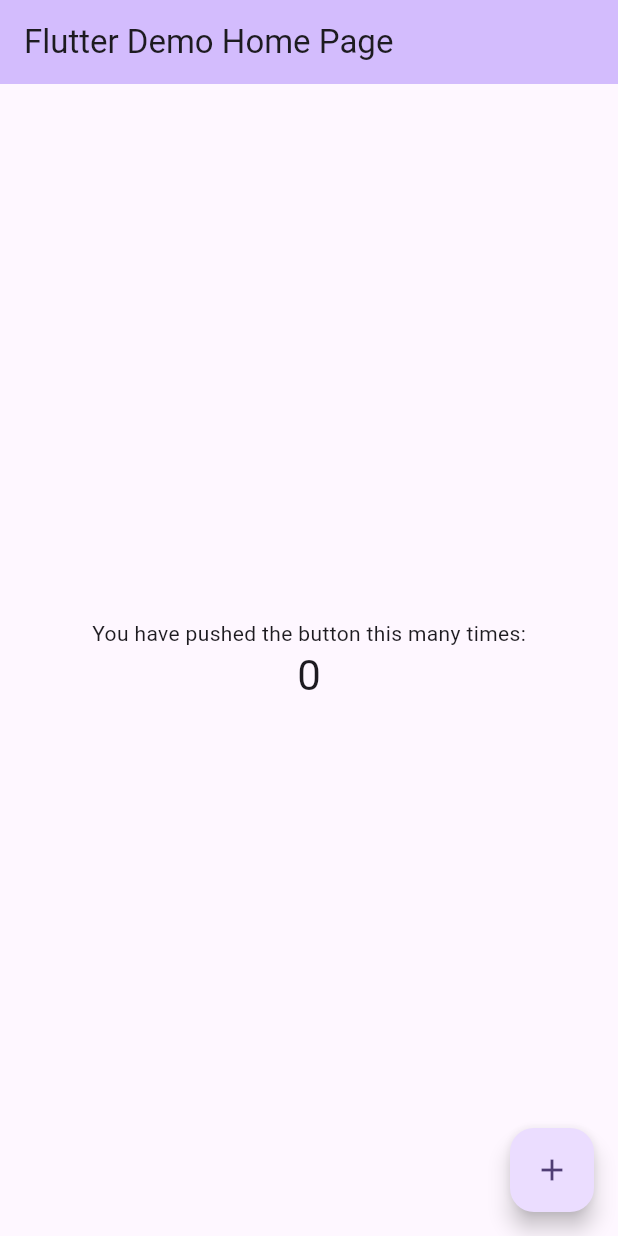
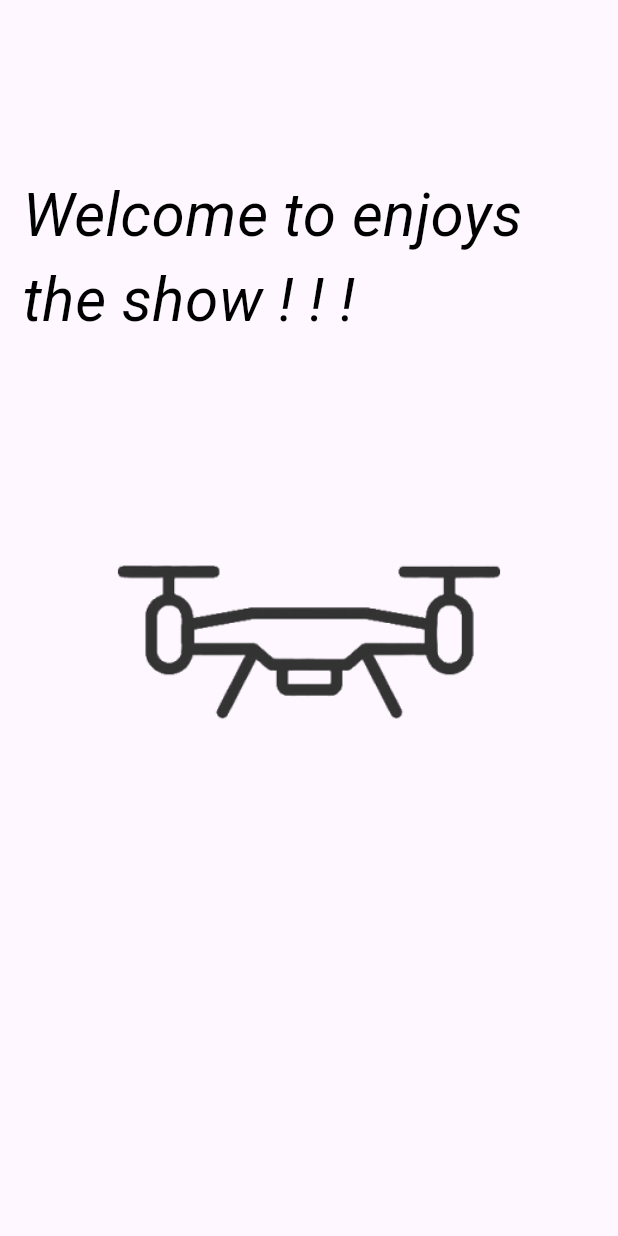
Before and after one commit to yikang44/drone, a Flutter app: the first screen one second after launch, on a phone screen of 412 x 824 dp. Run offline on Flutter 3.47's test engine with Material 3 defaults, Android fonts, the phone set to English and light mode, and no system bars.

Commit message:
Initial commit

```diff
--- /dev/null
+++ b/lib/home.dart
@@ -0,0 +1,26 @@
+import 'package:flutter/material.dart';
+
+class home extends StatefulWidget {
+  const home({super.key});
+
+  @override
+  State<home> createState() => _homeState();
+}
+
+class _homeState extends State<home> {
+  @override
+  Widget build(BuildContext context) {
+    return  Scaffold(
+      appBar: AppBar(
+        leading: Container(
+              child: Image.asset('assets/images/vector.png',width: 20,height: 20,),
+            ),
+      ),
+      body: Column(
+        children: [
+
+        ],
+      ),
+    );
+  }
+}
--- a/lib/main.dart
+++ b/lib/main.dart
@@ -1,3 +1,6 @@
+import 'dart:async';
+
+import 'package:drone/home.dart';
 import 'package:flutter/material.dart';
 
 void main() {
@@ -11,115 +14,56 @@
   @override
   Widget build(BuildContext context) {
     return MaterialApp(
-      title: 'Flutter Demo',
       theme: ThemeData(
-        // This is the theme of your application.
-        //
-        // TRY THIS: Try running your application with "flutter run". You'll see
-        // the application has a purple toolbar. Then, without quitting the app,
-        // try changing the seedColor in the colorScheme below to Colors.green
-        // and then invoke "hot reload" (save your changes or press the "hot
-        // reload" button in a Flutter-supported IDE, or press "r" if you used
-        // the command line to start the app).
-        //
-        // Notice that the counter didn't reset back to zero; the application
-        // state is not lost during the reload. To reset the state, use hot
-        // restart instead.
-        //
-        // This works for code too, not just values: Most code changes can be
-        // tested with just a hot reload.
-        colorScheme: ColorScheme.fromSeed(seedColor: Colors.deepPurple),
         useMaterial3: true,
       ),
-      home: const MyHomePage(title: 'Flutter Demo Home Page'),
+      home: const splash(),
     );
   }
 }
 
-class MyHomePage extends StatefulWidget {
-  const MyHomePage({super.key, required this.title});
-
-  // This widget is the home page of your application. It is stateful, meaning
-  // that it has a State object (defined below) that contains fields that affect
-  // how it looks.
-
-  // This class is the configuration for the state. It holds the values (in this
-  // case the title) provided by the parent (in this case the App widget) and
-  // used by the build method of the State. Fields in a Widget subclass are
-  // always marked "final".
-
-  final String title;
+class splash extends StatefulWidget {
+  const splash({super.key});
 
   @override
-  State<MyHomePage> createState() => _MyHomePageState();
+  State<splash> createState() => _splashState();
 }
 
-class _MyHomePageState extends State<MyHomePage> {
-  int _counter = 0;
-
-  void _incrementCounter() {
+class _splashState extends State<splash> {
+  @override
+  void initState() {
     setState(() {
-      // This call to setState tells the Flutter framework that something has
-      // changed in this State, which causes it to rerun the build method below
-      // so that the display can reflect the updated values. If we changed
-      // _counter without calling setState(), then the build method would not be
-      // called again, and so nothing would appear to happen.
-      _counter++;
+      Timer(Duration(seconds: 3), () {
+        Navigator.push(
+            context, MaterialPageRoute(builder: (context) => const home()));
+      });
     });
   }
 
   @override
   Widget build(BuildContext context) {
-    // This method is rerun every time setState is called, for instance as done
-    // by the _incrementCounter method above.
-    //
-    // The Flutter framework has been optimized to make rerunning build methods
-    // fast, so that you can just rebuild anything that needs updating rather
-    // than having to individually change instances of widgets.
     return Scaffold(
-      appBar: AppBar(
-        // TRY THIS: Try changing the color here to a specific color (to
-        // Colors.amber, perhaps?) and trigger a hot reload to see the AppBar
-        // change color while the other colors stay the same.
-        backgroundColor: Theme.of(context).colorScheme.inversePrimary,
-        // Here we take the value from the MyHomePage object that was created by
-        // the App.build method, and use it to set our appbar title.
-        title: Text(widget.title),
-      ),
-      body: Center(
-        // Center is a layout widget. It takes a single child and positions it
-        // in the middle of the parent.
+      body: Padding(
+        padding: const EdgeInsets.all(15),
         child: Column(
-          // Column is also a layout widget. It takes a list of children and
-          // arranges them vertically. By default, it sizes itself to fit its
-          // children horizontally, and tries to be as tall as its parent.
-          //
-          // Column has various properties to control how it sizes itself and
-          // how it positions its children. Here we use mainAxisAlignment to
-          // center the children vertically; the main axis here is the vertical
-          // axis because Columns are vertical (the cross axis would be
-          // horizontal).
-          //
-          // TRY THIS: Invoke "debug painting" (choose the "Toggle Debug Paint"
-          // action in the IDE, or press "p" in the console), to see the
-          // wireframe for each widget.
-          mainAxisAlignment: MainAxisAlignment.center,
-          children: <Widget>[
-            const Text(
-              'You have pushed the button this many times:',
+          children: [
+            Padding(
+              padding: const EdgeInsets.fromLTRB(0,100,0,0),
+              child: Text(
+                "Welcome to enjoys the show ! ! !",
+                style: TextStyle(
+                    fontStyle: FontStyle.italic,
+                    color: Colors.black,
+                    fontSize: 40)
+              ),
             ),
-            Text(
-              '$_counter',
-              style: Theme.of(context).textTheme.headlineMedium,
+            SizedBox(
+              height: 8,
             ),
+            Image.asset('assets/images/vector.png')
           ],
         ),
       ),
-      floatingActionButton: FloatingActionButton(
-        onPressed: _incrementCounter,
-        tooltip: 'Increment',
-        child: const Icon(Icons.add),
-      ), // This trailing comma makes auto-formatting nicer for build methods.
     );
   }
 }
```
Also changed, not shown: pubspec.yaml (+4 -8 lines), assets/images/vector.png (added), pubspec.lock.
